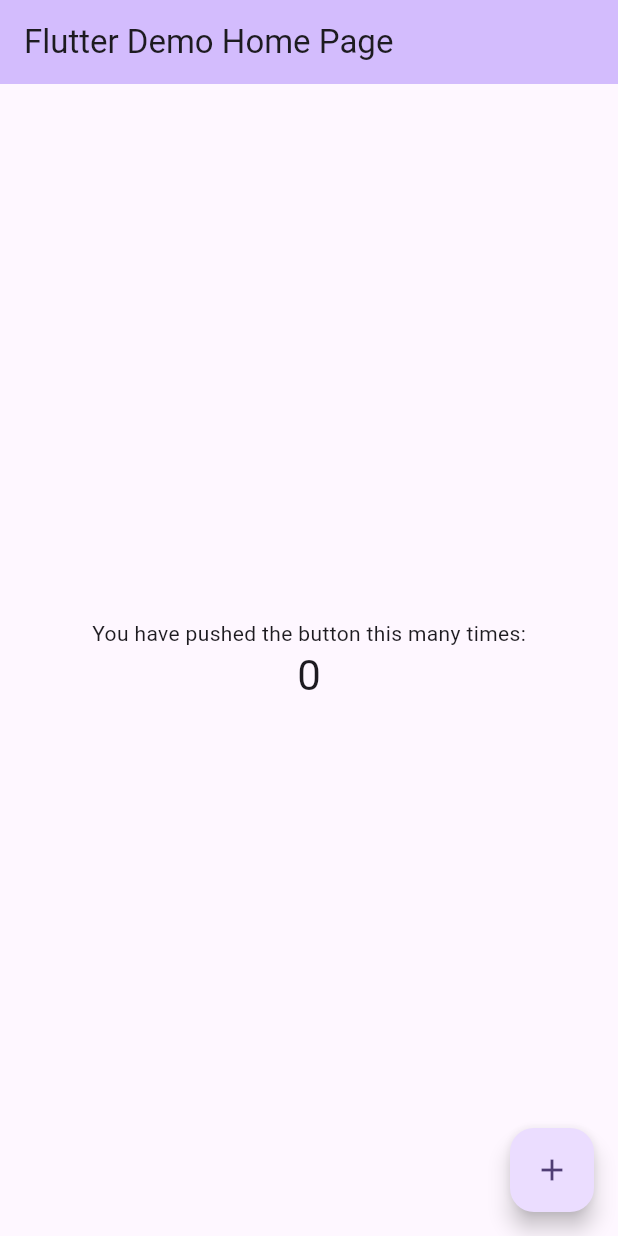
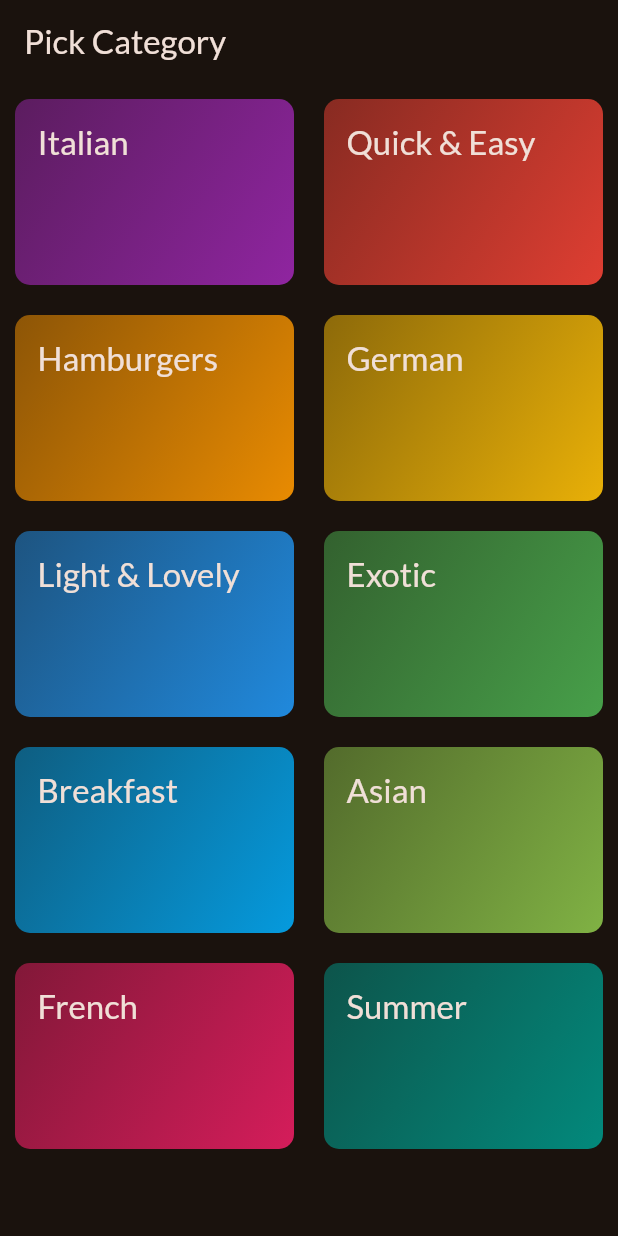
Before and after one commit to Lucifer-Supreme/My-Flutter-Projects, a Flutter app: the screen it shows after launch, on a phone screen of 412 x 824 dp. Run offline on Flutter 3.47's test engine with Material 3 defaults, Android fonts, the light colour scheme and no system bars; our stand-ins replace google_fonts.

Commit message:
meals app in making

```diff
--- /dev/null
+++ b/ripple_meals_app_4/lib/data/dummy_data.dart
@@ -0,0 +1,56 @@
+import 'package:flutter/material.dart';
+
+import 'package:ripple_meals_app_4/models/category.dart';
+
+const availableCategories = [
+  Category(
+    id: 'c1',
+    title: 'Italian',
+    color: Colors.purple,
+  ),
+  Category(
+    id: 'c2',
+    title: 'Quick & Easy',
+    color: Colors.red,
+  ),
+  Category(
+    id: 'c3',
+    title: 'Hamburgers',
+    color: Colors.orange,
+  ),
+  Category(
+    id: 'c4',
+    title: 'German',
+    color: Colors.amber,
+  ),
+  Category(
+    id: 'c5',
+    title: 'Light & Lovely',
+    color: Colors.blue,
+  ),
+  Category(
+    id: 'c6',
+    title: 'Exotic',
+    color: Colors.green,
+  ),
+  Category(
+    id: 'c7',
+    title: 'Breakfast',
+    color: Colors.lightBlue,
+  ),
+  Category(
+    id: 'c8',
+    title: 'Asian',
+    color: Colors.lightGreen,
+  ),
+  Category(
+    id: 'c9',
+    title: 'French',
+    color: Colors.pink,
+  ),
+  Category(
+    id: 'c10',
+    title: 'Summer',
+    color: Colors.teal,
+  ),
+];
--- a/ripple_meals_app_4/lib/main.dart
+++ b/ripple_meals_app_4/lib/main.dart
@@ -1,125 +1,29 @@
 import 'package:flutter/material.dart';
 
+import 'package:google_fonts/google_fonts.dart';
+import 'package:ripple_meals_app_4/screens/categories.dart';
+
+final theme = ThemeData(
+  useMaterial3: true,
+  colorScheme: ColorScheme.fromSeed(
+    brightness: Brightness.dark,
+    seedColor: const Color.fromARGB(255, 131, 57, 0),
+  ),
+  textTheme: GoogleFonts.latoTextTheme(),
+);
+
 void main() {
-  runApp(const MyApp());
+  runApp(const App());
 }
 
-class MyApp extends StatelessWidget {
-  const MyApp({super.key});
+class App extends StatelessWidget {
+  const App({super.key});
 
-  // This widget is the root of your application.
   @override
   Widget build(BuildContext context) {
     return MaterialApp(
-      title: 'Flutter Demo',
-      theme: ThemeData(
-        // This is the theme of your application.
-        //
-        // TRY THIS: Try running your application with "flutter run". You'll see
-        // the application has a purple toolbar. Then, without quitting the app,
-        // try changing the seedColor in the colorScheme below to Colors.green
-        // and then invoke "hot reload" (save your changes or press the "hot
-        // reload" button in a Flutter-supported IDE, or press "r" if you used
-        // the command line to start the app).
-        //
-        // Notice that the counter didn't reset back to zero; the application
-        // state is not lost during the reload. To reset the state, use hot
-        // restart instead.
-        //
-        // This works for code too, not just values: Most code changes can be
-        // tested with just a hot reload.
-        colorScheme: ColorScheme.fromSeed(seedColor: Colors.deepPurple),
-        useMaterial3: true,
-      ),
-      home: const MyHomePage(title: 'Flutter Demo Home Page'),
+        theme: theme,
+        home: CategoriesScreen()
     );
   }
 }
-
-class MyHomePage extends StatefulWidget {
-  const MyHomePage({super.key, required this.title});
-
-  // This widget is the home page of your application. It is stateful, meaning
-  // that it has a State object (defined below) that contains fields that affect
-  // how it looks.
-
-  // This class is the configuration for the state. It holds the values (in this
-  // case the title) provided by the parent (in this case the App widget) and
-  // used by the build method of the State. Fields in a Widget subclass are
-  // always marked "final".
-
-  final String title;
-
-  @override
-  State<MyHomePage> createState() => _MyHomePageState();
-}
-
-class _MyHomePageState extends State<MyHomePage> {
-  int _counter = 0;
-
-  void _incrementCounter() {
-    setState(() {
-      // This call to setState tells the Flutter framework that something has
-      // changed in this State, which causes it to rerun the build method below
-      // so that the display can reflect the updated values. If we changed
-      // _counter without calling setState(), then the build method would not be
-      // called again, and so nothing would appear to happen.
-      _counter++;
-    });
-  }
-
-  @override
-  Widget build(BuildContext context) {
-    // This method is rerun every time setState is called, for instance as done
-    // by the _incrementCounter method above.
-    //
-    // The Flutter framework has been optimized to make rerunning build methods
-    // fast, so that you can just rebuild anything that needs updating rather
-    // than having to individually change instances of widgets.
-    return Scaffold(
-      appBar: AppBar(
-        // TRY THIS: Try changing the color here to a specific color (to
-        // Colors.amber, perhaps?) and trigger a hot reload to see the AppBar
-        // change color while the other colors stay the same.
-        backgroundColor: Theme.of(context).colorScheme.inversePrimary,
-        // Here we take the value from the MyHomePage object that was created by
-        // the App.build method, and use it to set our appbar title.
-        title: Text(widget.title),
-      ),
-      body: Center(
-        // Center is a layout widget. It takes a single child and positions it
-        // in the middle of the parent.
-        child: Column(
-          // Column is also a layout widget. It takes a list of children and
-          // arranges them vertically. By default, it sizes itself to fit its
-          // children horizontally, and tries to be as tall as its parent.
-          //
-          // Column has various properties to control how it sizes itself and
-          // how it positions its children. Here we use mainAxisAlignment to
-          // center the children vertically; the main axis here is the vertical
-          // axis because Columns are vertical (the cross axis would be
-          // horizontal).
-          //
-          // TRY THIS: Invoke "debug painting" (choose the "Toggle Debug Paint"
-          // action in the IDE, or press "p" in the console), to see the
-          // wireframe for each widget.
-          mainAxisAlignment: MainAxisAlignment.center,
-          children: <Widget>[
-            const Text(
-              'You have pushed the button this many times:',
-            ),
-            Text(
-              '$_counter',
-              style: Theme.of(context).textTheme.headlineMedium,
-            ),
-          ],
-        ),
-      ),
-      floatingActionButton: FloatingActionButton(
-        onPressed: _incrementCounter,
-        tooltip: 'Increment',
-        child: const Icon(Icons.add),
-      ), // This trailing comma makes auto-formatting nicer for build methods.
-    );
-  }
-}
--- /dev/null
+++ b/ripple_meals_app_4/lib/models/category.dart
@@ -0,0 +1,13 @@
+import 'package:flutter/material.dart';
+
+class Category {
+  const Category({
+    required this.title,
+    this.color=Colors.orange,
+    required this.id
+  });
+
+  final String id;
+  final String title;
+  final Color color;
+}
--- /dev/null
+++ b/ripple_meals_app_4/lib/models/meal.dart
@@ -0,0 +1,43 @@
+enum Complexity {
+  simple,
+  challenging,
+  hard,
+}
+
+enum Affordability {
+  affordable,
+  pricey,
+  luxurious,
+}
+
+class Meal {
+  const Meal({
+    required this.id,
+    required this.categories,
+    required this.title,
+    required this.imageUrl,
+    required this.ingredients,
+    required this.steps,
+    required this.duration,
+    required this.complexity,
+    required this.affordability,
+    required this.isGlutenFree,
+    required this.isLactoseFree,
+    required this.isVegan,
+    required this.isVegetarian,
+  });
+
+  final String id;
+  final List<String> categories;
+  final String title;
+  final String imageUrl;
+  final List<String> ingredients;
+  final List<String> steps;
+  final int duration;
+  final Complexity complexity;
+  final Affordability affordability;
+  final bool isGlutenFree;
+  final bool isLactoseFree;
+  final bool isVegan;
+  final bool isVegetarian;
+}
--- /dev/null
+++ b/ripple_meals_app_4/lib/screens/categories.dart
@@ -0,0 +1,30 @@
+import 'package:flutter/cupertino.dart';
+import 'package:flutter/material.dart';
+import 'package:ripple_meals_app_4/data/dummy_data.dart';
+import 'package:ripple_meals_app_4/main.dart';
+import 'package:ripple_meals_app_4/widgets/category_grid_item.dart';
+
+class CategoriesScreen extends StatelessWidget {
+  const CategoriesScreen({super.key});
+  @override
+  Widget build(context) {
+    return (Scaffold(
+      appBar: AppBar(
+        title: const Text("Pick Category"),
+      ),
+      body: GridView(
+        padding: const EdgeInsets.all(10),
+        gridDelegate: SliverGridDelegateWithFixedCrossAxisCount(
+            crossAxisCount: 2,
+            childAspectRatio: 3 / 2,
+            crossAxisSpacing: 20,
+            mainAxisSpacing: 20),
+        children: [
+          for (final category in availableCategories)
+            CategoryGridItem(category: category)
+
+        ],
+      ),
+    ));
+  }
+}
--- /dev/null
+++ b/ripple_meals_app_4/lib/screens/meals.dart
@@ -0,0 +1,11 @@
+import 'package:flutter/cupertino.dart';
+import 'package:flutter/material.dart';
+
+class MealsScreen extends StatelessWidget{
+  const MealsScreen({super.key})
+
+  @override
+  Widget build(BuildContext context) {
+
+  }
+}
--- /dev/null
+++ b/ripple_meals_app_4/lib/widgets/category_grid_item.dart
@@ -0,0 +1,34 @@
+import 'package:flutter/cupertino.dart';
+import 'package:flutter/material.dart';
+
+import '../models/category.dart';
+
+class CategoryGridItem extends StatelessWidget {
+  const CategoryGridItem({super.key, required this.category});
+
+  final Category category;
+
+  Widget build(context) {
+    return InkWell(
+      onTap: (){},
+      splashColor: Theme.of(context).primaryColor,
+      borderRadius: BorderRadius.circular(10),
+      child: (Container(
+        padding: const EdgeInsets.all(15),
+        decoration: BoxDecoration(
+          borderRadius: BorderRadius.circular(10),
+            gradient: LinearGradient(colors: [
+          category.color.withOpacity(0.5),
+          category.color.withOpacity(0.9),
+        ], begin: Alignment.topLeft, end: Alignment.bottomRight)),
+        child: Text(
+          category.title,
+          style: Theme.of(context)
+              .textTheme
+              .titleLarge!
+              .copyWith(color: Theme.of(context).colorScheme.onSurface),
+        ),
+      )),
+    );
+  }
+}
--- a/ripple_meals_app_4/pubspec.yaml
+++ b/ripple_meals_app_4/pubspec.yaml
@@ -35,6 +35,7 @@
   # The following adds the Cupertino Icons font to your application.
   # Use with the CupertinoIcons class for iOS style icons.
   cupertino_icons: ^1.0.6
+  google_fonts: ^6.2.1
 
 dev_dependencies:
   flutter_test:
```
Also changed, not shown: ripple_meals_app_4/pubspec.lock, 1 other file.
